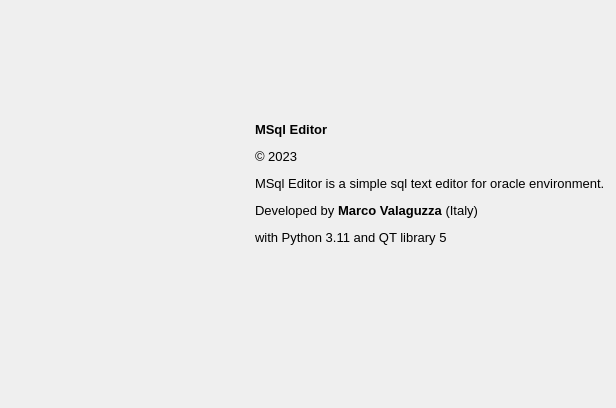
First picture: the form in source/qtdesigner/MSql_editor_win3_ui.ui, repository MValaguz/MSql, before the edit.
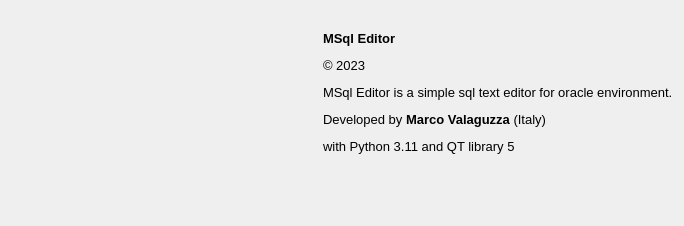
Second picture: the form after the edit. Icons and pictures are not drawn.

Diff of the .ui file:
```diff
--- a/source/qtdesigner/MSql_editor_win3_ui.ui
+++ b/source/qtdesigner/MSql_editor_win3_ui.ui
@@ -6,8 +6,8 @@
    <rect>
     <x>0</x>
     <y>0</y>
-    <width>616</width>
-    <height>408</height>
+    <width>684</width>
+    <height>226</height>
    </rect>
   </property>
   <property name="windowTitle">
```
